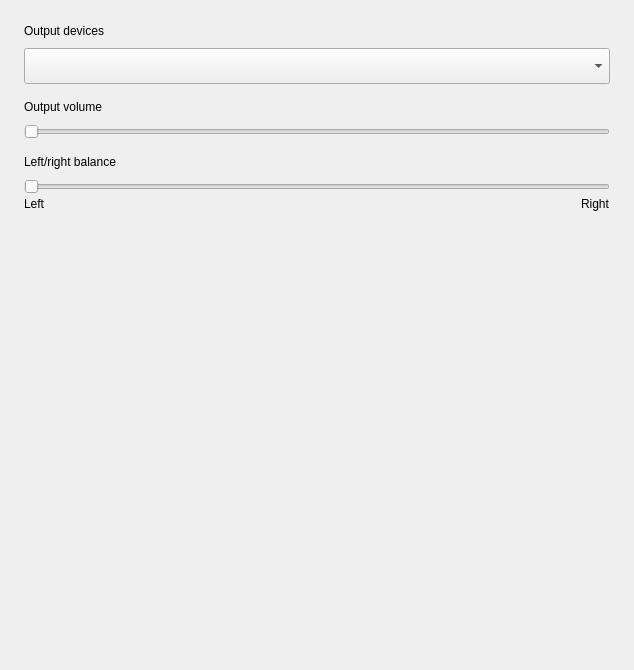
Above: plugins/audio/src/plugin/output-page.ui from openeuler-mirror/kiran-control-panel before the change. Below: the same form after it.
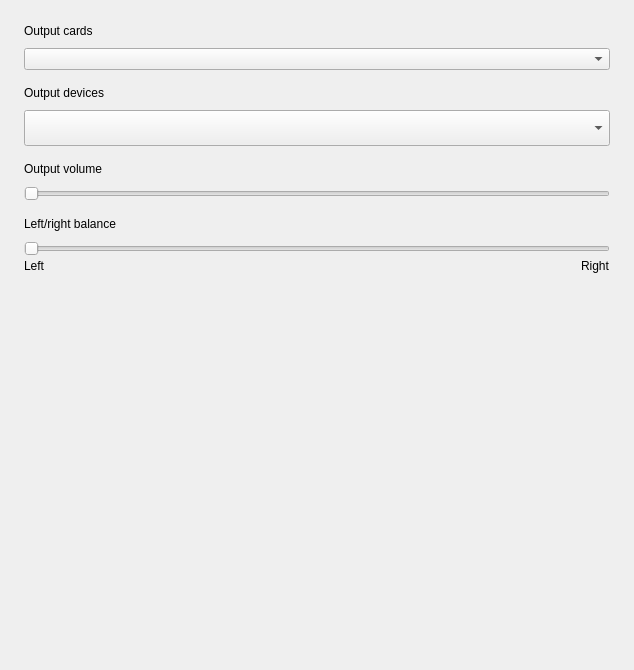
That is the form after the change. Custom widgets are drawn as their Qt base class.

Commit message:
feature(audio):supports sound card selection
- 前端界面支持声卡选择

Close #20196

Diff of the .ui file:
```diff
--- a/plugins/audio/src/plugin/output-page.ui
+++ b/plugins/audio/src/plugin/output-page.ui
@@ -21,7 +21,7 @@
     <number>24</number>
    </property>
    <property name="topMargin">
-    <number>0</number>
+    <number>24</number>
    </property>
    <property name="rightMargin">
     <number>24</number>
@@ -29,13 +29,37 @@
    <property name="bottomMargin">
     <number>0</number>
    </property>
+   <item>
+    <layout class="QHBoxLayout" name="horizontalLayout_5">
+     <property name="topMargin">
+      <number>0</number>
+     </property>
+     <item>
+      <widget class="QLabel" name="label_3">
+       <property name="text">
+        <string>Output cards</string>
+       </property>
+      </widget>
+     </item>
+    </layout>
+   </item>
+   <item>
+    <layout class="QVBoxLayout" name="verticalLayout_5">
+     <property name="topMargin">
+      <number>10</number>
+     </property>
+     <item>
+      <widget class="QComboBox" name="outputCards"/>
+     </item>
+    </layout>
+   </item>
    <item>
     <layout class="QHBoxLayout" name="horizontalLayout">
      <property name="spacing">
       <number>0</number>
      </property>
      <property name="topMargin">
-      <number>24</number>
+      <number>16</number>
      </property>
      <item>
       <widget class="QLabel" name="label">
```
The commit also changes 9 other files.
